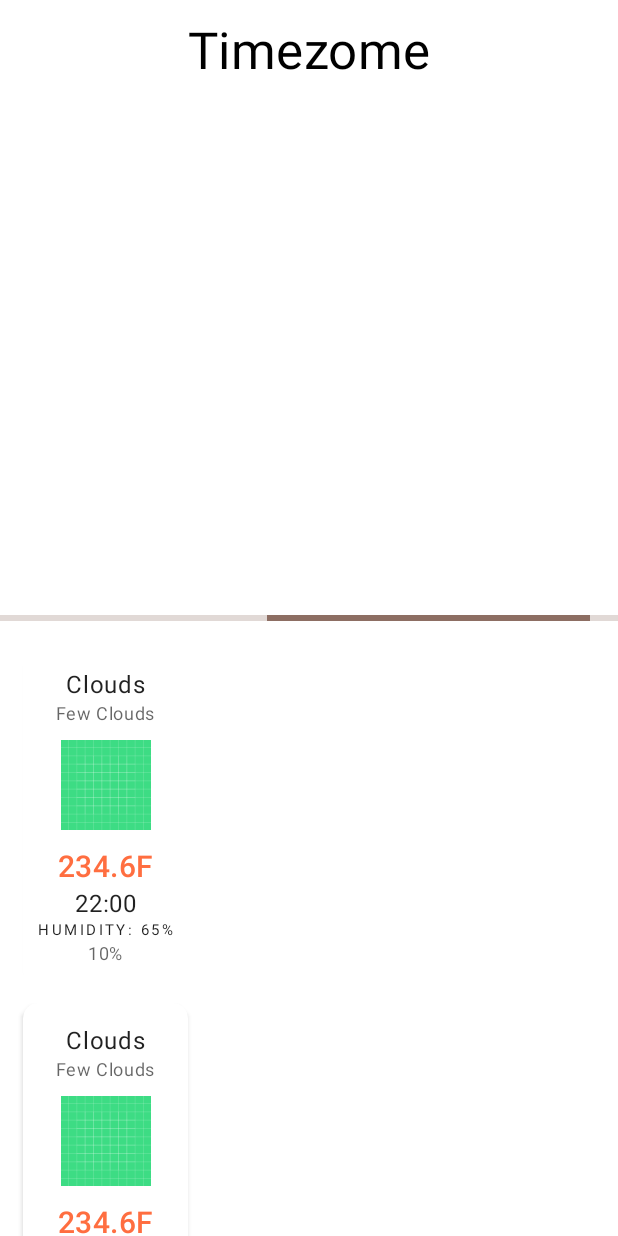
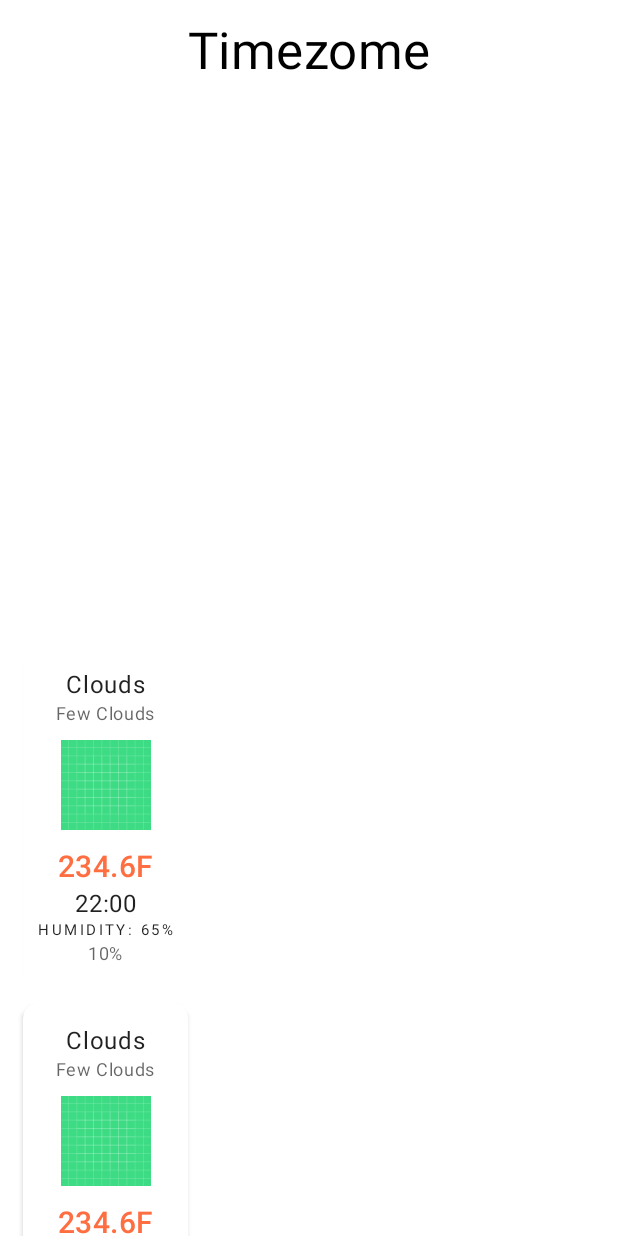
Before and after one commit to EduardoAlonso73/SimpleWeatherApp, an Android app: the layout activity_main.xml on its own in the app's theme, with its tools: preview values and no code run, on a phone screen of 412 x 824 dp. Run offline under Robolectric (Android 15) with nearby library versions, the light colour scheme and no system bars.

Commit message:
We added the GifImageView  componet

```diff
--- a/app/src/main/java/com/example/weather/mainModule/view/MainActivity.kt
+++ b/app/src/main/java/com/example/weather/mainModule/view/MainActivity.kt
@@ -2,10 +2,8 @@ package com.example.weather.mainModule.view
 
 import androidx.appcompat.app.AppCompatActivity
 import android.os.Bundle
-import android.widget.Toast
 import androidx.activity.viewModels
 import androidx.databinding.DataBindingUtil
-import androidx.lifecycle.ViewModel
 import androidx.lifecycle.lifecycleScope
 import androidx.recyclerview.widget.LinearLayoutManager
 import com.example.weather.BR
@@ -67,7 +65,7 @@ class MainActivity : AppCompatActivity(),onClickListener {
     override  fun onStart(){
         super.onStart()
         lifecycleScope.launch{
-            mBinding.viewModel?.getWeatherForecast(19.4325, -99.1332,
+            mBinding.viewModel?.getWeatherForecast(21.140173, -98.419629,
                 "6a5c325c9265883997730d09be2328e8","metric","en")
 
         }
--- a/app/src/main/res/layout/activity_main.xml
+++ b/app/src/main/res/layout/activity_main.xml
@@ -13,19 +13,23 @@
             type="com.example.weather.mainModule.viewModel.MainViewModel" />
     </data>
 
+
     <androidx.constraintlayout.widget.ConstraintLayout
         android:layout_width="match_parent"
         android:layout_height="match_parent"
-        app:weatheBackground="@{CommonUtils.INSTANCE.getWeatherDescription(viewModel.result.current.weather)}"
         app:layout_constraintBottom_toTopOf="@+id/linearProgressIndicator"
         app:layout_constraintTop_toTopOf="@+id/linearProgressIndicator"
+        app:weatheBackground="@{CommonUtils.INSTANCE.getWeatherDescription(viewModel.result.current.weather)}"
         tools:context=".mainModule.view.MainActivity">
 
-        <com.google.android.material.progressindicator.LinearProgressIndicator
+
+        <pl.droidsonroids.gif.GifImageView
             android:id="@+id/linearProgressIndicator"
-            android:layout_width="0dp"
-            android:layout_height="wrap_content"
+            android:layout_width="200dp"
+            android:layout_height="200dp"
             android:indeterminate="true"
+            android:src="@drawable/loader"
+            tools:visibility="invisible"
             app:isGone="@{!viewModel.isLoading()}"
             app:layout_constraintBottom_toBottomOf="parent"
             app:layout_constraintEnd_toEndOf="parent"
@@ -38,16 +42,16 @@
             android:layout_height="wrap_content"
             android:paddingTop="10dp"
             android:paddingBottom="5dp"
-            app:isGone="@{viewModel.isLoading()}"
             android:text="@{viewModel.result.timezone.replace(`_`,``)}"
             android:textAppearance="?attr/textAppearanceHeadline4"
             android:textColor="@color/white"
-            tools:textColor="@color/black"
+            app:isGone="@{viewModel.isLoading()}"
             app:layout_constraintEnd_toEndOf="parent"
             app:layout_constraintStart_toStartOf="parent"
             app:layout_constraintTop_toTopOf="parent"
+            tools:text="Timezome"
 
-            tools:text="Timezome" />
+            tools:textColor="@color/black" />
 
         <include
             android:id="@+id/current"
@@ -59,7 +63,6 @@
             app:layout_constraintEnd_toEndOf="parent"
             app:layout_constraintStart_toStartOf="parent"
             app:layout_constraintTop_toBottomOf="@id/tvTimeZone" />
-
 
 
         <com.google.android.material.textview.MaterialTextView
@@ -81,8 +84,9 @@
             android:id="@+id/recyclerView"
             android:layout_width="0dp"
             android:layout_height="0dp"
+
+            android:layout_marginHorizontal="10dp"
             app:isGone="@{viewModel.isLoading()}"
-            android:layout_marginHorizontal="10dp"
             app:layout_constraintBottom_toBottomOf="parent"
             app:layout_constraintEnd_toEndOf="parent"
             app:layout_constraintStart_toStartOf="parent"
```
